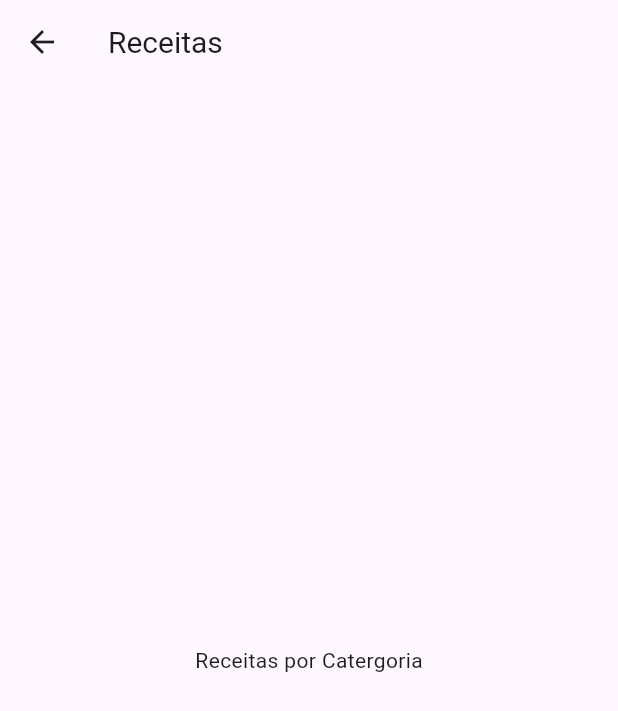
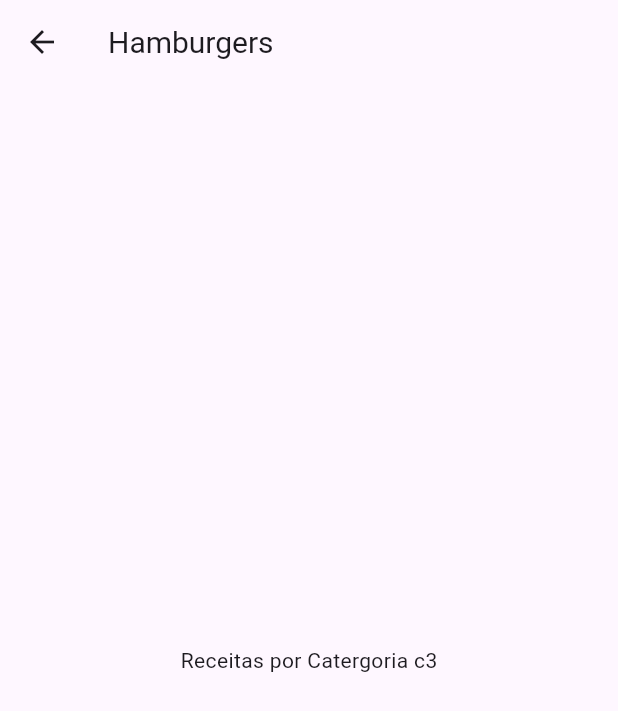
Before and after one commit to hayltonssantos/meals, a Flutter app: the screen it shows after launch, after a tap on "Hamburgers", on a phone screen of 412 x 824 dp. Shown: the top 711 px of the screen. Run offline on Flutter 3.47's test engine with Material 3 defaults, Android fonts, the phone set to English and light mode, and no system bars; Roboto replaces fonts that are missing (RobotoCondensed).

```diff
--- a/lib/components/category_item.dart
+++ b/lib/components/category_item.dart
@@ -9,7 +9,7 @@ class CategoryItem extends StatelessWidget {
 
   void _selectCategory(BuildContext context) {
     Navigator.of(context).push(MaterialPageRoute(builder: (_){
-      return CategoriesMealsScreen();
+      return CategoriesMealsScreen(category);
     }));
   }
 
--- a/lib/screens/categories_meals_screen.dart
+++ b/lib/screens/categories_meals_screen.dart
@@ -1,16 +1,20 @@
 import 'package:flutter/material.dart';
+import '../models/category.dart';
 
 class CategoriesMealsScreen extends StatelessWidget {
-  const CategoriesMealsScreen({super.key});
+
+  final Category caterogy;
+
+  const CategoriesMealsScreen(this.caterogy);
 
   @override
   Widget build(BuildContext context) {
     return Scaffold(
       appBar: AppBar(
-        title: Text('Receitas'),
+        title: Text(caterogy.title),
       ),
       body: Center(
-        child: Text('Receitas por Catergoria'),
+        child: Text('Receitas por Catergoria ${caterogy.id}'),
       ),
     );
   }
```
